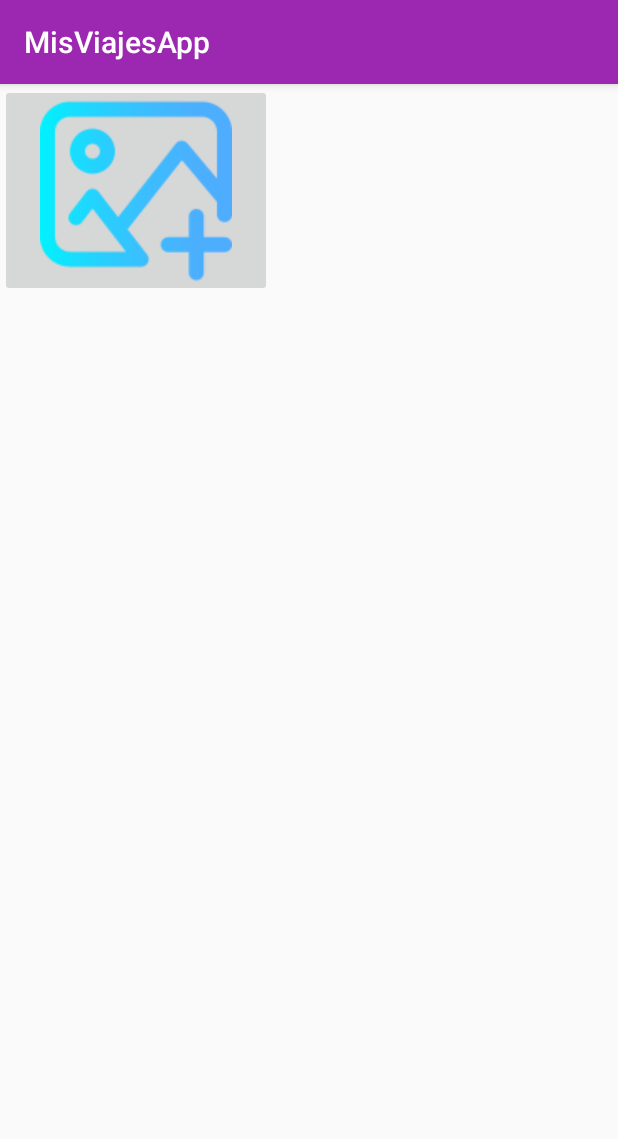
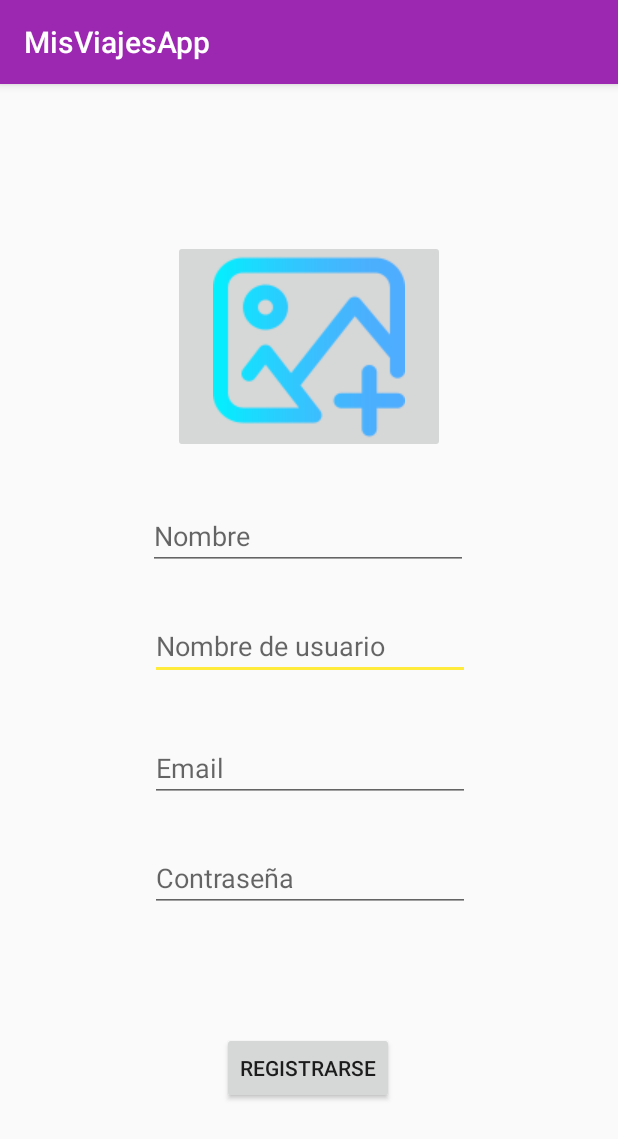
Before and after one commit to AfanaVG/MisViajesApp, an Android app: the RegistroActivity screen opened directly, with no data from a screen before it, on a phone screen of 412 x 824 dp. Shown: the top 1139 px of the screen. Run offline under Robolectric (Android 15) with nearby library versions, the phone set to English and light mode, and no system bars.

Commit message:
Creado el layout del registro

```diff
--- a/app/src/main/res/layout/activity_inicio.xml
+++ b/app/src/main/res/layout/activity_inicio.xml
@@ -28,7 +28,6 @@
         android:ems="10"
         android:hint="@string/pass"
         android:inputType="textPersonName"
-        android:text="Name"
         app:layout_constraintBottom_toTopOf="@+id/btn_inicio_iniciar"
         app:layout_constraintEnd_toEndOf="parent"
         app:layout_constraintHorizontal_bias="0.497"
--- a/app/src/main/res/layout/activity_registro.xml
+++ b/app/src/main/res/layout/activity_registro.xml
@@ -7,10 +7,76 @@
     tools:context=".RegistroActivity">
 
     <ImageButton
-        android:id="@+id/imageButton"
+        android:id="@+id/imgbtn_registro_imagen"
         android:layout_width="181dp"
         android:layout_height="142dp"
-        app:srcCompat="@drawable/nueva_imagen"
-        tools:layout_editor_absoluteX="115dp"
-        tools:layout_editor_absoluteY="41dp" />
+        app:layout_constraintBottom_toTopOf="@+id/edt_registro_nombre"
+        app:layout_constraintEnd_toEndOf="parent"
+        app:layout_constraintStart_toStartOf="parent"
+        app:layout_constraintTop_toTopOf="parent"
+        app:layout_constraintVertical_bias="0.762"
+        app:srcCompat="@drawable/nueva_imagen" />
+
+    <EditText
+        android:id="@+id/edt_registro_nombreUsuario"
+        android:layout_width="wrap_content"
+        android:layout_height="wrap_content"
+        android:layout_marginBottom="36dp"
+        android:ems="10"
+        android:hint="@string/nombre_usuario"
+        android:inputType="textPersonName"
+        app:layout_constraintBottom_toTopOf="@+id/edt_registro_email"
+        app:layout_constraintEnd_toEndOf="parent"
+        app:layout_constraintHorizontal_bias="0.502"
+        app:layout_constraintStart_toStartOf="parent" />
+
+    <EditText
+        android:id="@+id/edt_registro_email"
+        android:layout_width="wrap_content"
+        android:layout_height="wrap_content"
+        android:layout_marginBottom="28dp"
+        android:ems="10"
+        android:hint="@string/email"
+        android:inputType="textPersonName"
+        app:layout_constraintBottom_toTopOf="@+id/edt_registro_pass"
+        app:layout_constraintEnd_toEndOf="parent"
+        app:layout_constraintHorizontal_bias="0.502"
+        app:layout_constraintStart_toStartOf="parent" />
+
+    <EditText
+        android:id="@+id/edt_registro_pass"
+        android:layout_width="wrap_content"
+        android:layout_height="wrap_content"
+        android:layout_marginBottom="80dp"
+        android:ems="10"
+        android:hint="@string/pass"
+        android:inputType="textPersonName"
+        app:layout_constraintBottom_toTopOf="@+id/btn_registro_registrarse"
+        app:layout_constraintEnd_toEndOf="parent"
+        app:layout_constraintHorizontal_bias="0.502"
+        app:layout_constraintStart_toStartOf="parent" />
+
+    <EditText
+        android:id="@+id/edt_registro_nombre"
+        android:layout_width="wrap_content"
+        android:layout_height="wrap_content"
+        android:layout_marginBottom="28dp"
+        android:ems="10"
+        android:hint="@string/nombre"
+        android:inputType="textPersonName"
+        app:layout_constraintBottom_toTopOf="@+id/edt_registro_nombreUsuario"
+        app:layout_constraintEnd_toEndOf="parent"
+        app:layout_constraintHorizontal_bias="0.497"
+        app:layout_constraintStart_toStartOf="parent" />
+
+    <Button
+        android:id="@+id/btn_registro_registrarse"
+        android:layout_width="wrap_content"
+        android:layout_height="wrap_content"
+        android:layout_marginBottom="88dp"
+        android:text="@string/registrarse"
+        app:layout_constraintBottom_toBottomOf="parent"
+        app:layout_constraintEnd_toEndOf="parent"
+        app:layout_constraintHorizontal_bias="0.498"
+        app:layout_constraintStart_toStartOf="parent" />
 </androidx.constraintlayout.widget.ConstraintLayout>
--- a/app/src/main/res/values/strings.xml
+++ b/app/src/main/res/values/strings.xml
@@ -6,4 +6,7 @@
     <string name="iniciar">Iniciar sesión</string>
     <string name="pregunta_registro">¿No tiene cuenta?</string>
     <string name="registre_aqui">Registrarse aquí</string>
+    <string name="nombre">Nombre</string>
+    <string name="nombre_usuario">Nombre de usuario</string>
+    <string name="registrarse">Registrarse</string>
 </resources>
```
